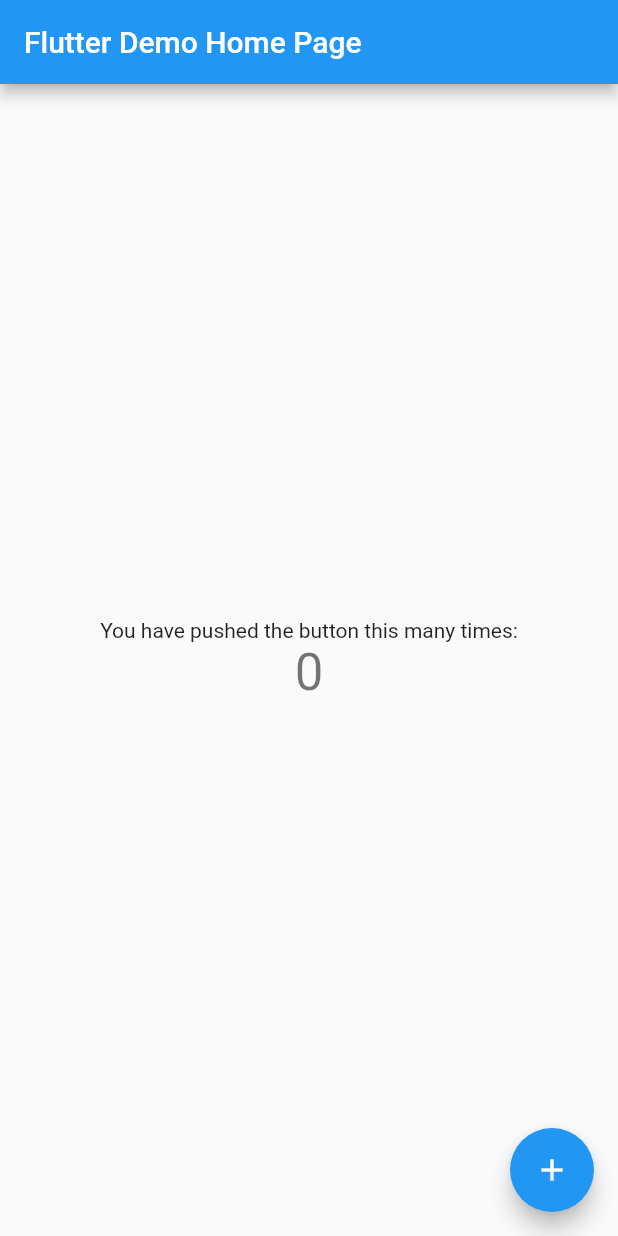
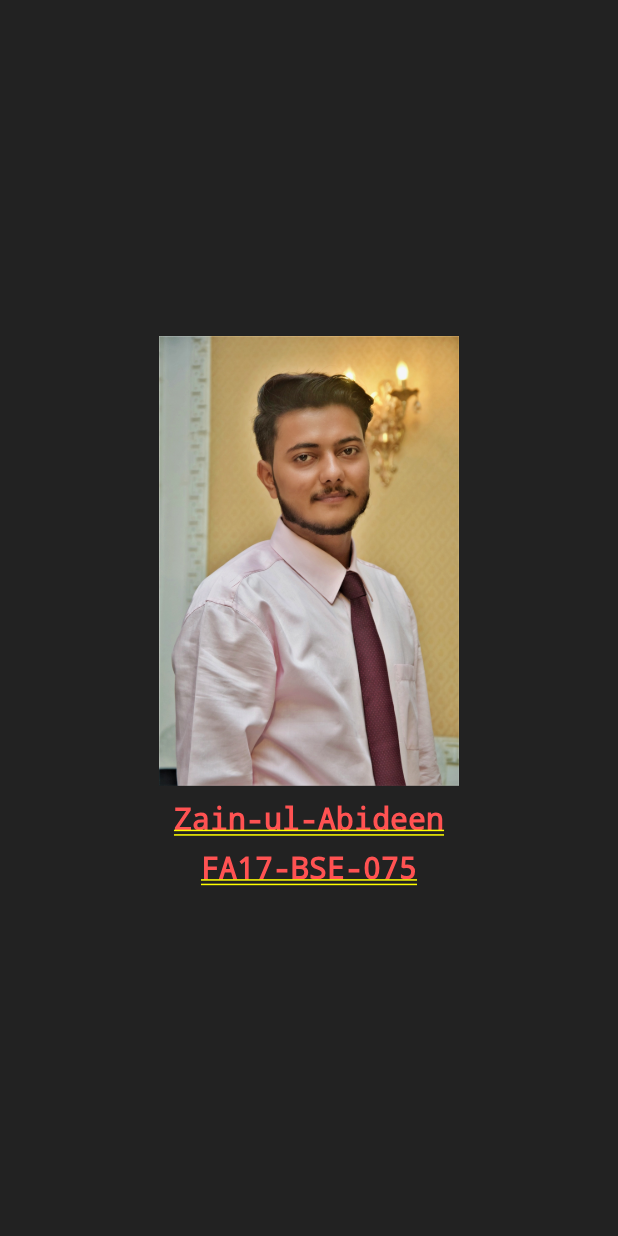
Before and after one commit to I-am-Zain/fa17_bse_075, a Flutter app: the screen it shows after launch, on a phone screen of 412 x 824 dp. Run offline on Flutter 3.47's test engine with Material 2 defaults, Android fonts, the phone set to English and light mode, and no system bars.

```diff
--- a/lib/main.dart
+++ b/lib/main.dart
@@ -1,117 +1,55 @@
+import 'dart:async';
+
 import 'package:flutter/material.dart';
 
 void main() {
-  runApp(MyApp());
+  runApp(SplashScreen());
 }
 
-class MyApp extends StatelessWidget {
-  // This widget is the root of your application.
+class SplashScreen extends StatelessWidget {
   @override
   Widget build(BuildContext context) {
     return MaterialApp(
-      title: 'Flutter Demo',
+      title: 'Splash Screen',
       theme: ThemeData(
-        // This is the theme of your application.
-        //
-        // Try running your application with "flutter run". You'll see the
-        // application has a blue toolbar. Then, without quitting the app, try
-        // changing the primarySwatch below to Colors.green and then invoke
-        // "hot reload" (press "r" in the console where you ran "flutter run",
-        // or simply save your changes to "hot reload" in a Flutter IDE).
-        // Notice that the counter didn't reset back to zero; the application
-        // is not restarted.
-        primarySwatch: Colors.blue,
-        // This makes the visual density adapt to the platform that you run
-        // the app on. For desktop platforms, the controls will be smaller and
-        // closer together (more dense) than on mobile platforms.
-        visualDensity: VisualDensity.adaptivePlatformDensity,
+        primarySwatch: Colors.green,
       ),
-      home: MyHomePage(title: 'Flutter Demo Home Page'),
+      home: MyHomePage(),
+      debugShowCheckedModeBanner: false,
     );
   }
 }
 
 class MyHomePage extends StatefulWidget {
-  MyHomePage({Key key, this.title}) : super(key: key);
-
-  // This widget is the home page of your application. It is stateful, meaning
-  // that it has a State object (defined below) that contains fields that affect
-  // how it looks.
-
-  // This class is the configuration for the state. It holds the values (in this
-  // case the title) provided by the parent (in this case the App widget) and
-  // used by the build method of the State. Fields in a Widget subclass are
-  // always marked "final".
-
-  final String title;
-
   @override
   _MyHomePageState createState() => _MyHomePageState();
 }
 
 class _MyHomePageState extends State<MyHomePage> {
-  int _counter = 0;
-
-  void _incrementCounter() {
-    setState(() {
-      // This call to setState tells the Flutter framework that something has
-      // changed in this State, which causes it to rerun the build method below
-      // so that the display can reflect the updated values. If we changed
-      // _counter without calling setState(), then the build method would not be
-      // called again, and so nothing would appear to happen.
-      _counter++;
-    });
+  @override
+  void initState() {
+    super.initState();
+    Timer(
+        Duration(seconds: 3),
+            () => Navigator.pushReplacement(
+            context, MaterialPageRoute(builder: (context) => SplashScreen())));
   }
 
   @override
   Widget build(BuildContext context) {
-    // This method is rerun every time setState is called, for instance as done
-    // by the _incrementCounter method above.
-    //
-    // The Flutter framework has been optimized to make rerunning build methods
-    // fast, so that you can just rebuild anything that needs updating rather
-    // than having to individually change instances of widgets.
-    return Scaffold(
-      appBar: AppBar(
-        // Here we take the value from the MyHomePage object that was created by
-        // the App.build method, and use it to set our appbar title.
-        title: Text(widget.title),
-      ),
-      body: Center(
-        // Center is a layout widget. It takes a single child and positions it
-        // in the middle of the parent.
+    return Container(
+        color: Colors.black87,
         child: Column(
-          // Column is also a layout widget. It takes a list of children and
-          // arranges them vertically. By default, it sizes itself to fit its
-          // children horizontally, and tries to be as tall as its parent.
-          //
-          // Invoke "debug painting" (press "p" in the console, choose the
-          // "Toggle Debug Paint" action from the Flutter Inspector in Android
-          // Studio, or the "Toggle Debug Paint" command in Visual Studio Code)
-          // to see the wireframe for each widget.
-          //
-          // Column has various properties to control how it sizes itself and
-          // how it positions its children. Here we use mainAxisAlignment to
-          // center the children vertically; the main axis here is the vertical
-          // axis because Columns are vertical (the cross axis would be
-          // horizontal).
           mainAxisAlignment: MainAxisAlignment.center,
-          children: <Widget>[
-            Text(
-              'You have pushed the button this many times:',
-            ),
-            Text(
-              '$_counter',
-              style: Theme.of(context).textTheme.headline4,
-            ),
+          children: [
+            Image(image: AssetImage('image/zain.jpg'),height: 300,),
+            SizedBox(height: 10,),
+            Text('Zain-ul-Abideen', style: TextStyle(fontSize: 20,color: Colors.redAccent),),
+            SizedBox(height: 10,),
+            Text('FA17-BSE-075', style: TextStyle(fontSize: 20,color: Colors.redAccent),),
+            SizedBox(height: 10,),
+
           ],
-        ),
-      ),
-      floatingActionButton: FloatingActionButton(
-        onPressed: _incrementCounter,
-        tooltip: 'Increment',
-        child: Icon(Icons.add),
-      ), // This trailing comma makes auto-formatting nicer for build methods.
-    );
+        ));
   }
 }
--- a/pubspec.yaml
+++ b/pubspec.yaml
@@ -45,8 +45,8 @@ flutter:
   uses-material-design: true
 
   # To add assets to your application, add an assets section, like this:
-  # assets:
-  #   - images/a_dot_burr.jpeg
+  assets:
+     - image/zain.jpg
   #   - images/a_dot_ham.jpeg
 
   # An image asset can refer to one or more resolution-specific "variants", see
```
Also changed, not shown: image/zain.jpg (added), 2 other files.
